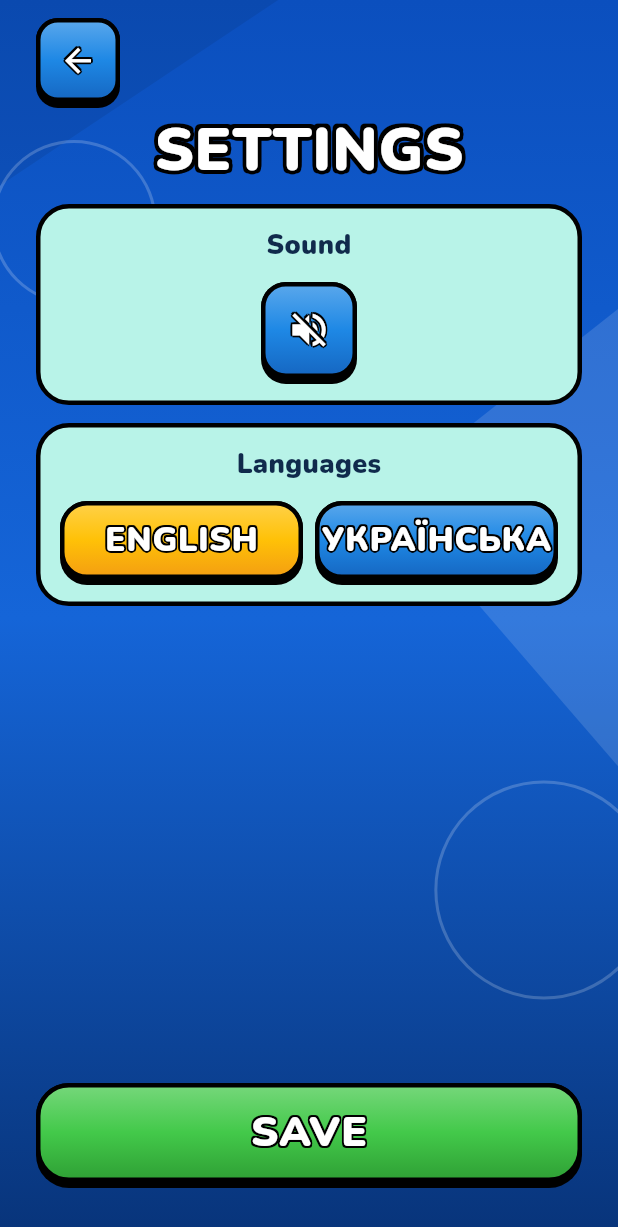
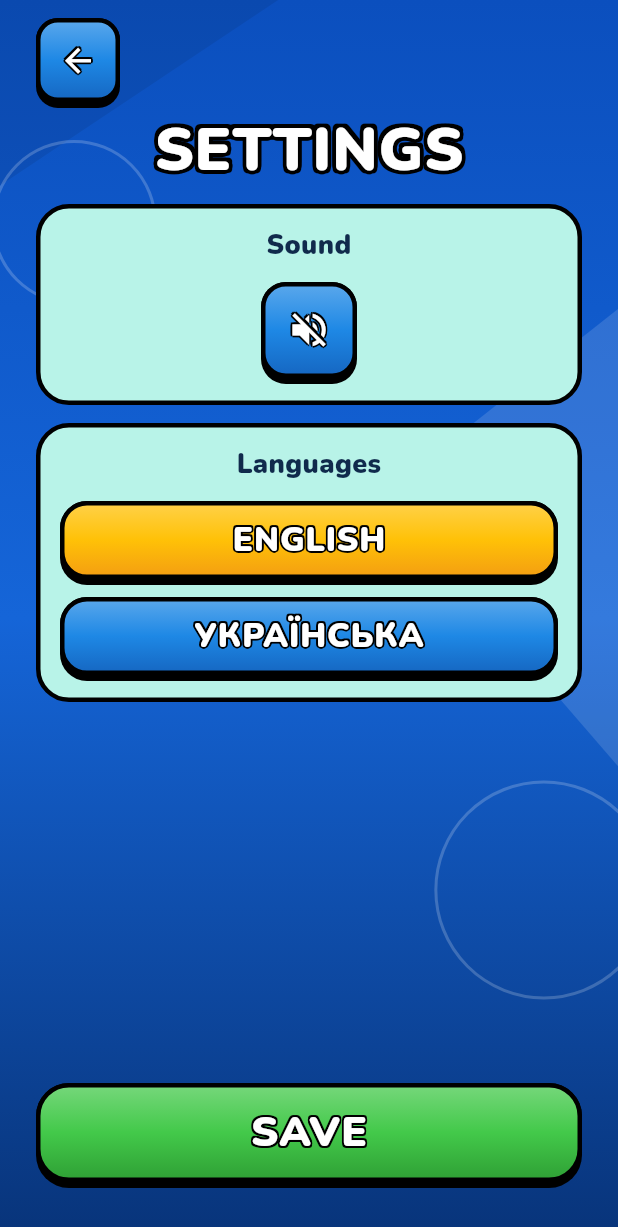
Before and after one commit to YuraIvanskyi/lines-game, a Flutter app: the SettingsPage screen opened directly with empty values, on a phone screen of 412 x 824 dp. Shown: the top 1227 px of the screen. Run offline on Flutter 3.47's test engine with Material 3 defaults, Android fonts, the phone set to English and light mode, and no system bars; our stand-ins replace audioplayers, shared_preferences; accounts and stored records are empty.

Commit message:
languages layout

```diff
--- a/app/lib/home/settings_page.dart
+++ b/app/lib/home/settings_page.dart
@@ -65,11 +65,13 @@ class _SettingsPageState extends State<SettingsPage> {
                     const SizedBox(height: 12),
                     _Block(
                       title: copy.languages,
-                      child: Row(
+                      child: Column(
+                        crossAxisAlignment: CrossAxisAlignment.stretch,
                         children: [
-                          Expanded(child: _languageButton(AppLanguage.english)),
-                          const SizedBox(width: 8),
-                          Expanded(child: _languageButton(AppLanguage.ukrainian)),
+                          for (final language in AppLanguage.values) ...[
+                            if (language != AppLanguage.values.first) const SizedBox(height: 8),
+                            _languageButton(language),
+                          ],
                         ],
                       ),
                     ),
```
Also changed, not shown: 1 other file.
